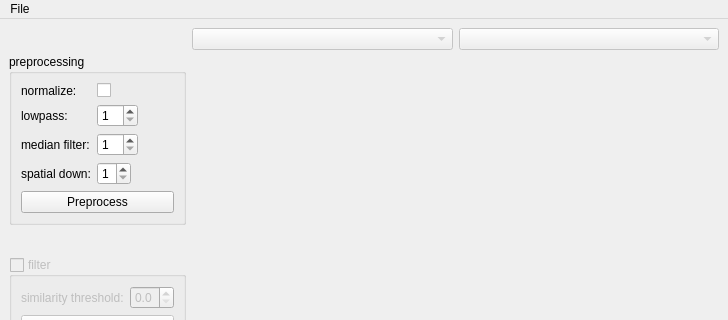
Above: main_gui/main_window.ui from dedan/DrosCalciumAnalyse before the change; both pictures show x 0 to 728 and y 0 to 320 of the 728 by 724 pixel window. Below: the same form after it.
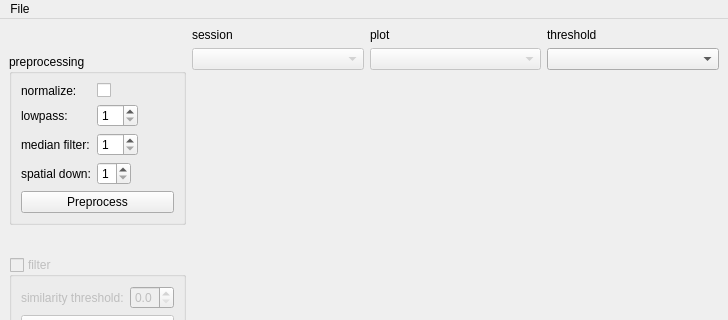
That is the form after the change. Custom widgets are drawn as their Qt base class.

Commit message: add plot options to plotting area

The edit to the form file:
```diff
--- a/main_gui/main_window.ui
+++ b/main_gui/main_window.ui
@@ -296,21 +296,45 @@
     <item>
      <layout class="QVBoxLayout" name="verticalLayout">
       <item>
-       <layout class="QHBoxLayout" name="horizontalLayout_2">
-        <item>
+       <layout class="QGridLayout" name="gridLayout">
+        <item row="1" column="0">
          <widget class="QComboBox" name="session_box">
           <property name="enabled">
            <bool>false</bool>
           </property>
          </widget>
         </item>
-        <item>
+        <item row="1" column="1">
          <widget class="QComboBox" name="plot_selection_box">
           <property name="enabled">
            <bool>false</bool>
           </property>
          </widget>
         </item>
+        <item row="0" column="0">
+         <widget class="QLabel" name="session_label">
+          <property name="text">
+           <string>session</string>
+          </property>
+         </widget>
+        </item>
+        <item row="0" column="1">
+         <widget class="QLabel" name="plot_selection_label">
+          <property name="text">
+           <string>plot</string>
+          </property>
+         </widget>
+        </item>
+        <item row="0" column="2">
+         <widget class="QLabel" name="plot_threshold_label">
+          <property name="text">
+           <string>threshold</string>
+          </property>
+         </widget>
+        </item>
+        <item row="1" column="2">
+         <widget class="QComboBox" name="plot_threshold_box"/>
+        </item>
        </layout>
       </item>
       <item>
```
Left out of the diff: 1 changed line with no effect on the pictures. The commit also changes 2 other files.
